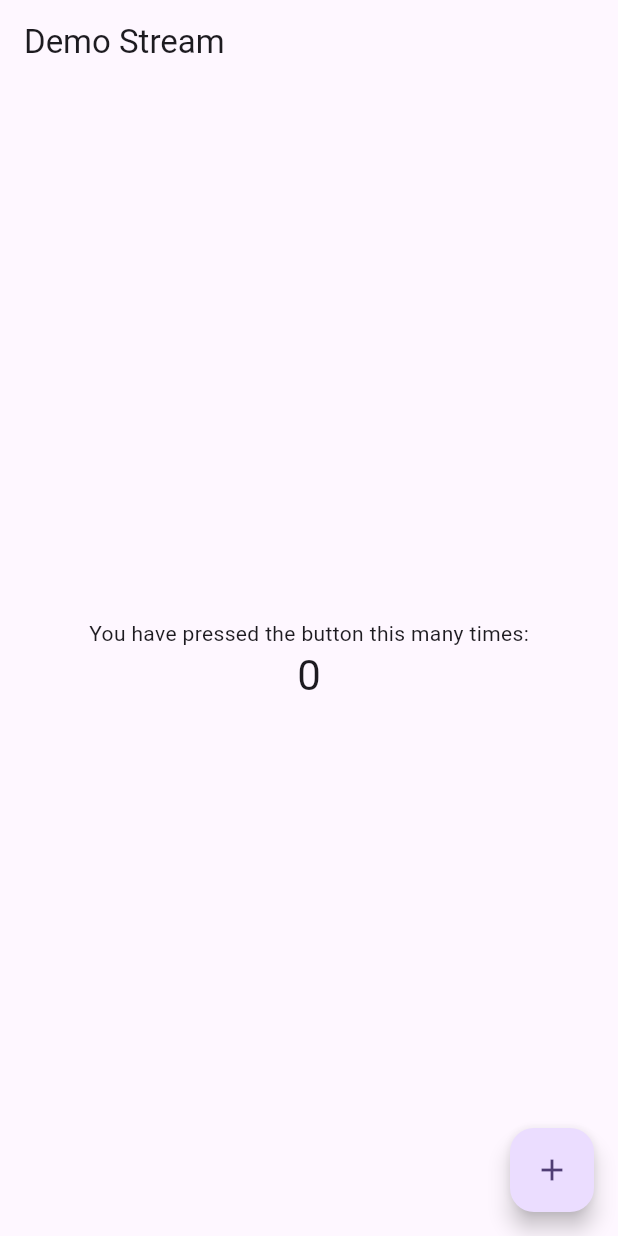
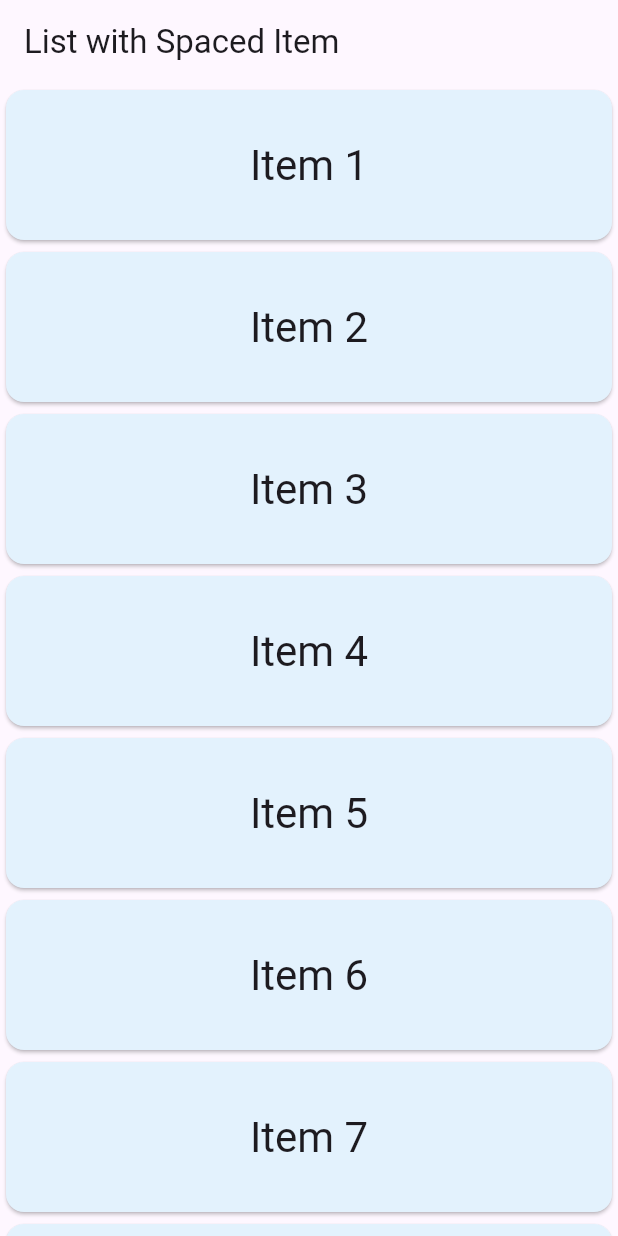
Before and after one commit to manhduydl/thirty_days_beginer_ui_basics, a Flutter app: the screen it shows after launch, on a phone screen of 412 x 824 dp. Run offline on Flutter 3.47's test engine with Material 3 defaults, Android fonts, the phone set to English and light mode, and no system bars.

Commit message:
Demo list with spaced item

```diff
--- /dev/null
+++ b/lib/list_with_spaced_item.dart
@@ -0,0 +1,64 @@
+import 'package:flutter/material.dart';
+
+class ListWithSpacedItem extends StatefulWidget {
+  const ListWithSpacedItem({super.key});
+
+  @override
+  State<ListWithSpacedItem> createState() => _ListWithSpacedItemState();
+}
+
+class _ListWithSpacedItemState extends State<ListWithSpacedItem> {
+  @override
+  Widget build(BuildContext context) {
+    return Scaffold(
+        appBar: AppBar(
+          title: const Text('List with Spaced Item'),
+        ),
+        body: LayoutBuilder(builder: (context, constraints) {
+          return SingleChildScrollView(
+            child: ConstrainedBox(
+              constraints: BoxConstraints(minHeight: constraints.maxHeight),
+              child: Column(
+                mainAxisAlignment: MainAxisAlignment.spaceBetween,
+                // children: [
+                //   ListTile(
+                //     tileColor: Colors.red,
+                //     title: Text('Item 1'),
+                //   ),
+                //   Spacer(),
+                //   ListTile(
+                //     tileColor: Colors.red,
+                //     title: Text('Item 1'),
+                //   ),
+                //   // Card(
+                //   //   child: ListTile(
+                //   //     title: Text('Card Item'),
+                //   //     subtitle: Text('This is a card item'),
+                //   //   ),
+                //   // ),
+                //   Expanded(
+                //     child: ListTile(
+                //       tileColor: Colors.red,
+                //       title: Text('Item 1'),
+                //     ),
+                //   ),
+                // ],
+                children: List.generate(20, (index) {
+                  return Card(
+                    child: SizedBox(
+                      height: 100,
+                      child: Center(
+                        child: Text(
+                          'Item ${index + 1}',
+                          style: Theme.of(context).textTheme.headlineMedium,
+                        ),
+                      ),
+                    ),
+                  );
+                }),
+              ),
+            ),
+          );
+        }));
+  }
+}
--- a/lib/main.dart
+++ b/lib/main.dart
@@ -1,5 +1,5 @@
 import 'package:flutter/material.dart';
-import 'package:thirty_days_beginer_ui_basics/demo_stream.dart';
+import 'package:thirty_days_beginer_ui_basics/list_with_spaced_item.dart';
 
 void main() {
   runApp(const MyApp());
@@ -15,8 +15,11 @@ class MyApp extends StatelessWidget {
       title: 'Flutter Demo',
       theme: ThemeData(
         colorScheme: ColorScheme.fromSeed(seedColor: Colors.deepPurple),
+        cardTheme: CardThemeData(
+          color: Colors.blue.shade50,
+        ),
       ),
-      home: DemoStream(),
+      home: ListWithSpacedItem(),
     );
   }
 }
```
